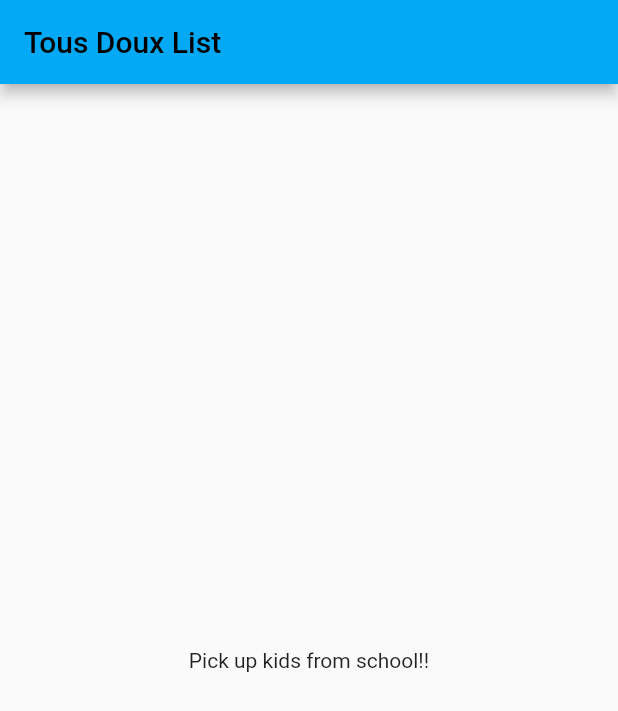
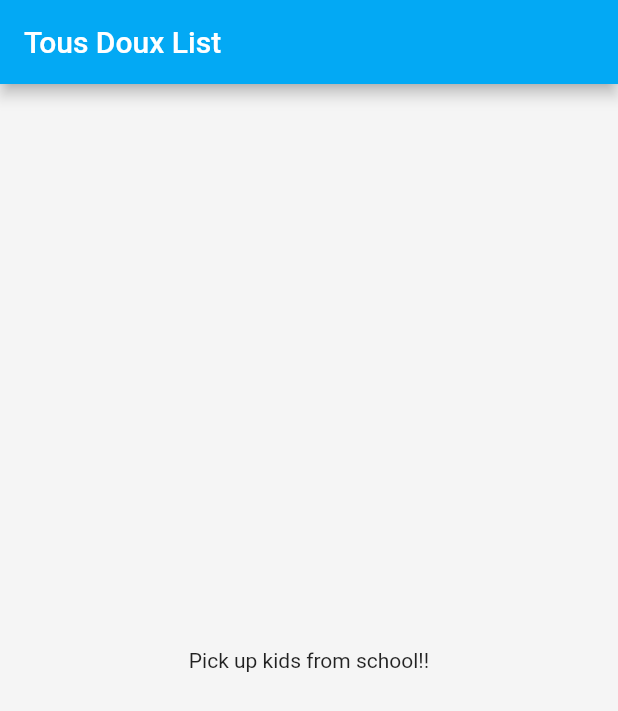
Before and after one commit to unusualkid/todo_list, a Flutter app: the screen it shows after launch, on a phone screen of 412 x 824 dp. Shown: the top 711 px of the screen. Run offline on Flutter 3.47's test engine with Material 2 defaults, Android fonts, the phone set to English and light mode, and no system bars.

Commit message:
feat: set theme

```diff
--- a/lib/main.dart
+++ b/lib/main.dart
@@ -4,6 +4,7 @@
 
 import 'package:flutter/material.dart';
 import 'package:todo_list/screens/home_page.dart';
+import 'package:todo_list/theme.dart';
 
 void main() {
   runApp(const MyApp());
@@ -12,14 +13,11 @@ void main() {
 class MyApp extends StatelessWidget {
   const MyApp({super.key});
 
+  final String title = "Todo list";
+
   @override
   Widget build(BuildContext context) {
     return MaterialApp(
-        title: 'Todo List',
-        theme: ThemeData(
-          primarySwatch: Colors.lightBlue,
-          visualDensity: VisualDensity.adaptivePlatformDensity,
-        ),
-        home: HomePage());
+        title: title, theme: AppTheme.lightTheme, home: HomePage());
   }
 }
--- /dev/null
+++ b/lib/theme.dart
@@ -0,0 +1,24 @@
+import 'package:flutter/material.dart';
+
+class AppTheme {
+  AppTheme._();
+
+  static final ThemeData lightTheme = ThemeData(
+    brightness: Brightness.light,
+    primarySwatch: Colors.lightBlue,
+    scaffoldBackgroundColor: Colors.grey.shade100,
+    colorScheme: ColorScheme.light(
+      primary: Colors.lightBlue,
+      secondary: Colors.lightBlue.shade100,
+    ),
+  );
+
+  static final ThemeData darkTheme = ThemeData(
+    brightness: Brightness.dark,
+    primarySwatch: Colors.lightBlue,
+    colorScheme: ColorScheme.dark(
+      primary: Colors.lightBlue.shade800,
+      secondary: Colors.lightBlue.shade600,
+    ),
+  );
+}
```
